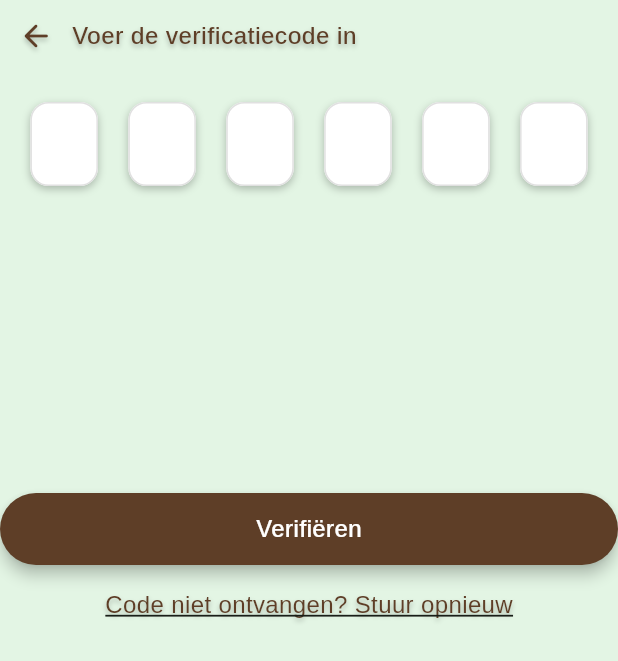
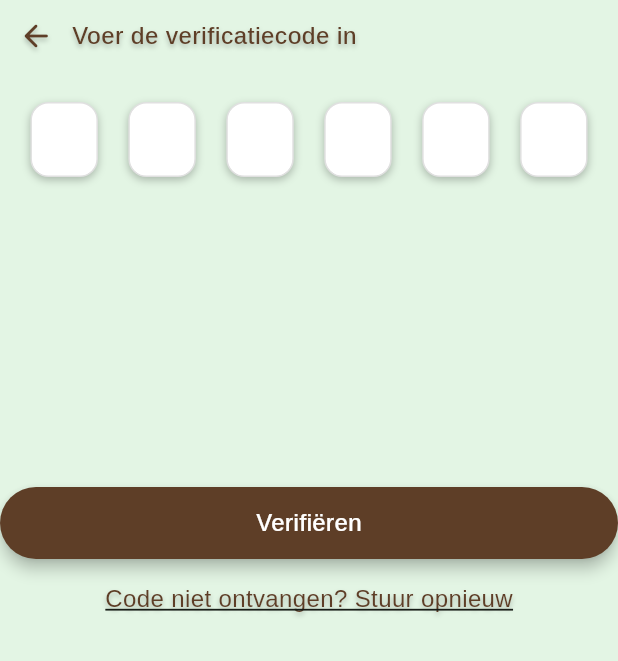
Before and after one commit to WildLife-NL/wildrapport, a Flutter app: the VerificationCodeInput widget shown alone on an empty page, opened directly with empty values, on a phone screen of 412 x 824 dp. Shown: the top 661 px of the screen. Run offline on Flutter 3.47's test engine with Material 3 defaults, Android fonts, the phone set to English and light mode, and no system bars; our stand-ins replace flutter_dotenv, lottie, shared_preferences; accounts and stored records are empty.

Commit message:
Fixed entering and deleting numbers logic in the verification widget

```diff
--- a/lib/widgets/verification_code_input.dart
+++ b/lib/widgets/verification_code_input.dart
@@ -29,31 +29,27 @@ class _VerificationCodeInputState extends State<VerificationCodeInput> {
   final List<FocusNode> focusNodes = List.generate(6, (index) => FocusNode());
   final LoginInterface loginManager = LoginManager();
   bool isLoading = false;
+  bool isError = false;
   User? verifiedUser;
 
   Future<void> _verifyCode() async {
-    // First unfocus any active text fields
     FocusScope.of(context).unfocus();
 
-    // Get the verification code
     final code = controllers.map((c) => c.text).join();
     debugPrint("Email: ${widget.email} & Code: $code");
 
     setState(() {
       isLoading = true;
+      isError = false;
     });
 
     try {
       User response = await loginManager.verifyCode(widget.email, code);
       debugPrint("verified!!");
 
-      // Store the user response but don't navigate yet
       verifiedUser = response;
-
-      // Wait for animation to complete at least one cycle (assuming animation is ~1 second)
       await Future.delayed(const Duration(milliseconds: 1500));
 
-      // Navigate if still mounted and verified
       if (context.mounted && verifiedUser != null) {
         Navigator.of(context).pushAndRemoveUntil(
           MaterialPageRoute(
@@ -63,22 +59,15 @@ class _VerificationCodeInputState extends State<VerificationCodeInput> {
         );
       }
     } catch (e) {
-      // Wait a moment before showing error to ensure smooth animation
       await Future.delayed(const Duration(milliseconds: 500));
 
       setState(() {
         isLoading = false;
+        isError = true;
         verifiedUser = null;
       });
 
       if (context.mounted) {
-        ScaffoldMessenger.of(context).showSnackBar(
-          const SnackBar(
-            content: Text('Verkeerde code. Probeer het opnieuw.'),
-            backgroundColor: AppColors.brown,
-          ),
-        );
-
         // Clear all fields
         for (var controller in controllers) {
           controller.clear();
@@ -87,6 +76,79 @@ class _VerificationCodeInputState extends State<VerificationCodeInput> {
         focusNodes[0].requestFocus();
       }
     }
+  }
+
+  Widget _buildTextField(int index) {
+    return Container(
+      width: 45,
+      decoration: BoxDecoration(
+        borderRadius: BorderRadius.circular(12),
+        color: isError ? Colors.red.shade50.withOpacity(0.9) : Colors.white,
+        border: isError
+            ? Border.all(color: Colors.red.shade300, width: 1.0)
+            : Border.all(color: Colors.grey[300]!),
+        boxShadow: [
+          BoxShadow(
+            color: isError
+                ? Colors.red.withOpacity(0.1)
+                : Colors.black.withOpacity(0.25),
+            spreadRadius: 0,
+            blurRadius: 4,
+            offset: const Offset(0, 2),
+          ),
+        ],
+      ),
+      child: RawKeyboardListener(
+        focusNode: FocusNode(), // Unique FocusNode for each listener
+        onKey: (RawKeyEvent event) {
+          if (event is RawKeyDownEvent &&
+              event.logicalKey == LogicalKeyboardKey.backspace) {
+            // If current field is empty and not the first field
+            if (controllers[index].text.isEmpty && index > 0) {
+              // Move focus to previous field and clear it
+              focusNodes[index - 1].requestFocus();
+              controllers[index - 1].clear();
+            }
+          }
+        },
+        child: TextField(
+          controller: controllers[index],
+          focusNode: focusNodes[index],
+          textAlign: TextAlign.center,
+          keyboardType: TextInputType.number,
+          inputFormatters: [
+            LengthLimitingTextInputFormatter(1),
+            FilteringTextInputFormatter.digitsOnly,
+          ],
+          decoration: const InputDecoration(
+            filled: true,
+            fillColor: Colors.transparent,
+            border: InputBorder.none,
+            enabledBorder: InputBorder.none,
+            focusedBorder: InputBorder.none,
+          ),
+          onChanged: (value) {
+            if (isError) {
+              setState(() => isError = false);
+            }
+            if (value.isNotEmpty) {
+              // Move to next field if not the last one
+              if (index < 5) {
+                focusNodes[index + 1].requestFocus();
+              } else if (index == 5) {
+                // Verify code if all fields are filled
+                if (controllers.every((c) => c.text.isNotEmpty)) {
+                  _verifyCode();
+                }
+              }
+            } else if (value.isEmpty && index > 0) {
+              // Move to previous field when backspace clears the current field
+              focusNodes[index - 1].requestFocus();
+            }
+          },
+        ),
+      ),
+    );
   }
 
   @override
@@ -102,10 +164,6 @@ class _VerificationCodeInputState extends State<VerificationCodeInput> {
             repeat: true,
             animate: true,
             frameRate: FrameRate(60),
-            // Optional: You can add onLoaded callback to get exact animation duration
-            onLoaded: (composition) {
-              debugPrint('Animation duration: ${composition.duration}');
-            },
           ),
         ),
       );
@@ -117,7 +175,11 @@ class _VerificationCodeInputState extends State<VerificationCodeInput> {
         Row(
           children: [
             IconButton(
-              onPressed: widget.onBack,
+              onPressed: () {
+                // Unfocus all text fields before going back
+                FocusScope.of(context).unfocus();
+                widget.onBack();
+              },
               icon: Icon(
                 Icons.arrow_back_rounded,
                 color: AppColors.brown,
@@ -146,71 +208,23 @@ class _VerificationCodeInputState extends State<VerificationCodeInput> {
             ),
           ],
         ),
+        if (isError) ...[
+          Padding(
+            padding: const EdgeInsets.only(left: 20, top: 10),
+            child: Text(
+              'Verkeerde code. Probeer het opnieuw.',
+              style: TextStyle(
+                color: Colors.red.shade600,
+                fontSize: 14,
+                fontWeight: FontWeight.w500,
+              ),
+            ),
+          ),
+        ],
         const SizedBox(height: 20),
         Row(
           mainAxisAlignment: MainAxisAlignment.spaceEvenly,
-          children: List.generate(
-            6,
-            (index) => Container(
-              width: 45,
-              decoration: BoxDecoration(
-                borderRadius: BorderRadius.circular(12),
-                boxShadow: [
-                  BoxShadow(
-                    color: Colors.black.withOpacity(0.25),
-                    spreadRadius: 0,
-                    blurRadius: 4,
-                    offset: const Offset(0, 2),
-                  ),
-                ],
-              ),
-              child: TextField(
-                controller: controllers[index],
-                focusNode: focusNodes[index],
-                textAlign: TextAlign.center,
-                keyboardType: TextInputType.number,
-                inputFormatters: [
-                  LengthLimitingTextInputFormatter(1),
-                  FilteringTextInputFormatter.digitsOnly,
-                ],
-                decoration: InputDecoration(
-                  filled: true,
-                  fillColor: Colors.white,
-                  border: OutlineInputBorder(
-                    borderRadius: BorderRadius.circular(12),
-                    borderSide: BorderSide(color: Colors.grey[300]!),
-                  ),
-                  enabledBorder: OutlineInputBorder(
-                    borderRadius: BorderRadius.circular(12),
-                    borderSide: BorderSide(color: Colors.grey[300]!),
-                  ),
-                  focusedBorder: OutlineInputBorder(
-                    borderRadius: BorderRadius.circular(12),
-                    borderSide: const BorderSide(color: AppColors.darkGreen),
-                  ),
-                ),
-                onChanged: (value) {
-                  if (value.isNotEmpty && index < 5) {
-                    focusNodes[index + 1].requestFocus();
-                  }
-                  if (value.isEmpty && index > 0) {
-                    focusNodes[index - 1].requestFocus();
-                  }
-
-                  // Check if all fields are filled
-                  if (value.isNotEmpty && index == 5) {
-                    // Verify if all fields have a value
-                    bool allFilled = controllers.every((controller) =>
-                      controller.text.isNotEmpty
-                    );
-                    if (allFilled) {
-                      _verifyCode();
-                    }
-                  }
-                },
-              ),
-            ),
-          ),
+          children: List.generate(6, (index) => _buildTextField(index)),
         ),
         const Spacer(),
         BrownButton(
```
